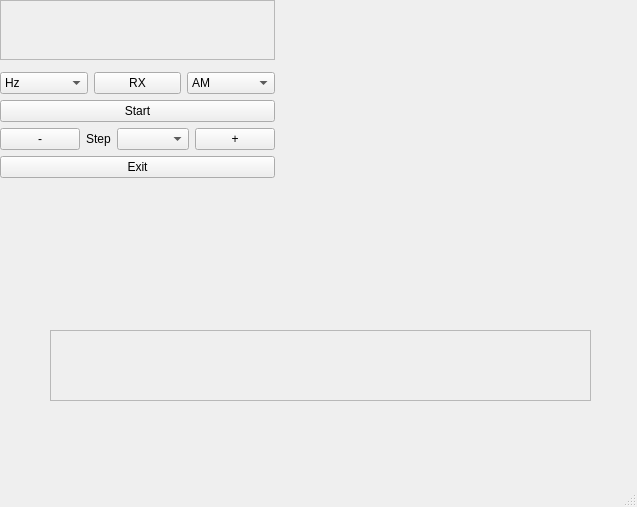
Above: mainwindow.ui from takyonxxx/HackRfScanner before the change. Below: the same form after it.
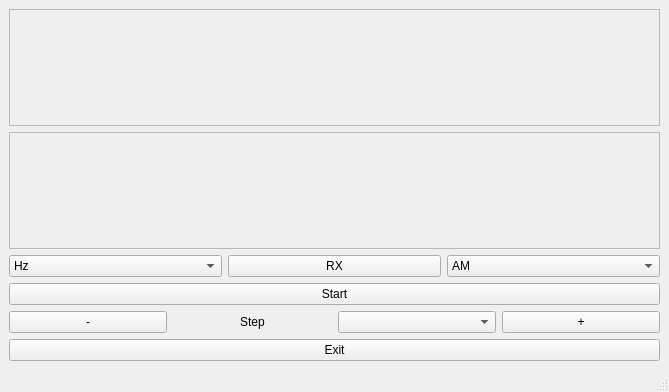
That is the form after the change. Custom widgets are drawn as their Qt base class.

Diff of the .ui file:
```diff
--- a/mainwindow.ui
+++ b/mainwindow.ui
@@ -6,139 +6,18 @@
    <rect>
     <x>0</x>
     <y>0</y>
-    <width>637</width>
-    <height>507</height>
+    <width>669</width>
+    <height>392</height>
    </rect>
   </property>
   <property name="windowTitle">
    <string>MainWindow</string>
   </property>
   <widget class="QWidget" name="centralwidget">
-   <widget class="CPlotter" name="plotter">
-    <property name="geometry">
-     <rect>
-      <x>50</x>
-      <y>330</y>
-      <width>541</width>
-      <height>71</height>
-     </rect>
-    </property>
-    <property name="sizePolicy">
-     <sizepolicy hsizetype="Expanding" vsizetype="Expanding">
-      <horstretch>0</horstretch>
-      <verstretch>0</verstretch>
-     </sizepolicy>
-    </property>
-    <property name="minimumSize">
-     <size>
-      <width>0</width>
-      <height>0</height>
-     </size>
-    </property>
-    <property name="maximumSize">
-     <size>
-      <width>16777215</width>
-      <height>16777215</height>
-     </size>
-    </property>
-    <property name="frameShape">
-     <enum>QFrame::StyledPanel</enum>
-    </property>
-    <property name="frameShadow">
-     <enum>QFrame::Raised</enum>
-    </property>
-   </widget>
-   <widget class="QWidget" name="">
+   <layout class="QGridLayout" name="gridLayout_2">
+    <item row="0" column="0">
     <layout class="QGridLayout" name="gridLayout">
-     <item row="5" column="0">
-      <layout class="QHBoxLayout" name="horizontalLayout">
-       <item>
-        <widget class="QPushButton" name="m_pDecFreq">
-         <property name="text">
-          <string>-</string>
-         </property>
-        </widget>
-       </item>
-       <item>
-        <widget class="QLabel" name="labelFreqStep">
-         <property name="layoutDirection">
-          <enum>Qt::LeftToRight</enum>
-         </property>
-         <property name="text">
-          <string>Step</string>
-         </property>
-         <property name="alignment">
-          <set>Qt::AlignCenter</set>
-         </property>
-        </widget>
-       </item>
-       <item>
-        <widget class="QComboBox" name="m_cFreqStep"/>
-       </item>
-       <item>
-        <widget class="QPushButton" name="m_pIncFreq">
-         <property name="text">
-          <string>+</string>
-         </property>
-        </widget>
-       </item>
-      </layout>
-     </item>
-     <item row="0" column="0">
-      <widget class="CFreqCtrl" name="freqCtrl">
-       <property name="sizePolicy">
-        <sizepolicy hsizetype="Expanding" vsizetype="Expanding">
-         <horstretch>0</horstretch>
-         <verstretch>0</verstretch>
-        </sizepolicy>
-       </property>
-       <property name="minimumSize">
-        <size>
-         <width>0</width>
-         <height>60</height>
-        </size>
-       </property>
-       <property name="toolTip">
-        <string/>
-       </property>
-       <property name="frameShape">
-        <enum>QFrame::StyledPanel</enum>
-       </property>
-       <property name="frameShadow">
-        <enum>QFrame::Raised</enum>
-       </property>
-      </widget>
-     </item>
-     <item row="1" column="0">
-      <widget class="CMeter" name="sMeter">
-       <property name="sizePolicy">
-        <sizepolicy hsizetype="Expanding" vsizetype="Expanding">
-         <horstretch>0</horstretch>
-         <verstretch>0</verstretch>
-        </sizepolicy>
-       </property>
-       <property name="minimumSize">
-        <size>
-         <width>0</width>
-         <height>0</height>
-        </size>
-       </property>
-       <property name="frameShape">
-        <enum>QFrame::StyledPanel</enum>
-       </property>
-       <property name="frameShadow">
-        <enum>QFrame::Raised</enum>
-       </property>
-      </widget>
-     </item>
-     <item row="7" column="0">
-      <widget class="QPushButton" name="pushExit">
-       <property name="text">
-        <string>Exit</string>
-       </property>
-      </widget>
-     </item>
-     <item row="3" column="0">
+      <item row="2" column="0">
       <layout class="QHBoxLayout" name="horizontalLayout_2">
        <item>
         <widget class="QComboBox" name="m_cFreqType">
@@ -199,7 +78,95 @@
        </item>
       </layout>
      </item>
+      <item row="1" column="0">
+       <widget class="CMeter" name="sMeter">
+        <property name="sizePolicy">
+         <sizepolicy hsizetype="Expanding" vsizetype="Expanding">
+          <horstretch>0</horstretch>
+          <verstretch>0</verstretch>
+         </sizepolicy>
+        </property>
+        <property name="minimumSize">
+         <size>
+          <width>0</width>
+          <height>0</height>
+         </size>
+        </property>
+        <property name="frameShape">
+         <enum>QFrame::StyledPanel</enum>
+        </property>
+        <property name="frameShadow">
+         <enum>QFrame::Raised</enum>
+        </property>
+       </widget>
+      </item>
+      <item row="6" column="0">
+       <widget class="QPushButton" name="pushExit">
+        <property name="text">
+         <string>Exit</string>
+        </property>
+       </widget>
+      </item>
+      <item row="0" column="0">
+       <widget class="CFreqCtrl" name="freqCtrl">
+        <property name="sizePolicy">
+         <sizepolicy hsizetype="Expanding" vsizetype="Expanding">
+          <horstretch>0</horstretch>
+          <verstretch>0</verstretch>
+         </sizepolicy>
+        </property>
+        <property name="minimumSize">
+         <size>
+          <width>0</width>
+          <height>60</height>
+         </size>
+        </property>
+        <property name="toolTip">
+         <string/>
+        </property>
+        <property name="frameShape">
+         <enum>QFrame::StyledPanel</enum>
+        </property>
+        <property name="frameShadow">
+         <enum>QFrame::Raised</enum>
+        </property>
+       </widget>
+      </item>
      <item row="4" column="0">
+       <layout class="QHBoxLayout" name="horizontalLayout">
+        <item>
+         <widget class="QPushButton" name="m_pDecFreq">
+          <property name="text">
+           <string>-</string>
+          </property>
+         </widget>
+        </item>
+        <item>
+         <widget class="QLabel" name="labelFreqStep">
+          <property name="layoutDirection">
+           <enum>Qt::LeftToRight</enum>
+          </property>
+          <property name="text">
+           <string>Step</string>
+          </property>
+          <property name="alignment">
+           <set>Qt::AlignCenter</set>
+          </property>
+         </widget>
+        </item>
+        <item>
+         <widget class="QComboBox" name="m_cFreqStep"/>
+        </item>
+        <item>
+         <widget class="QPushButton" name="m_pIncFreq">
+          <property name="text">
+           <string>+</string>
+          </property>
+         </widget>
+        </item>
+       </layout>
+      </item>
+      <item row="3" column="0">
       <widget class="QPushButton" name="pushToggleSdr">
        <property name="text">
         <string>Start</string>
@@ -207,7 +174,8 @@
       </widget>
      </item>
     </layout>
-   </widget>
+    </item>
+   </layout>
   </widget>
   <widget class="QStatusBar" name="statusbar"/>
  </widget>
@@ -218,12 +186,6 @@
    <header>freqctrl.h</header>
    <container>1</container>
   </customwidget>
-  <customwidget>
-   <class>CPlotter</class>
-   <extends>QFrame</extends>
-   <header location="global">plotter.h</header>
-   <container>1</container>
-  </customwidget>
   <customwidget>
    <class>CMeter</class>
    <extends>QFrame</extends>
```
Lines whose indentation alone changed are shown as unchanged.
